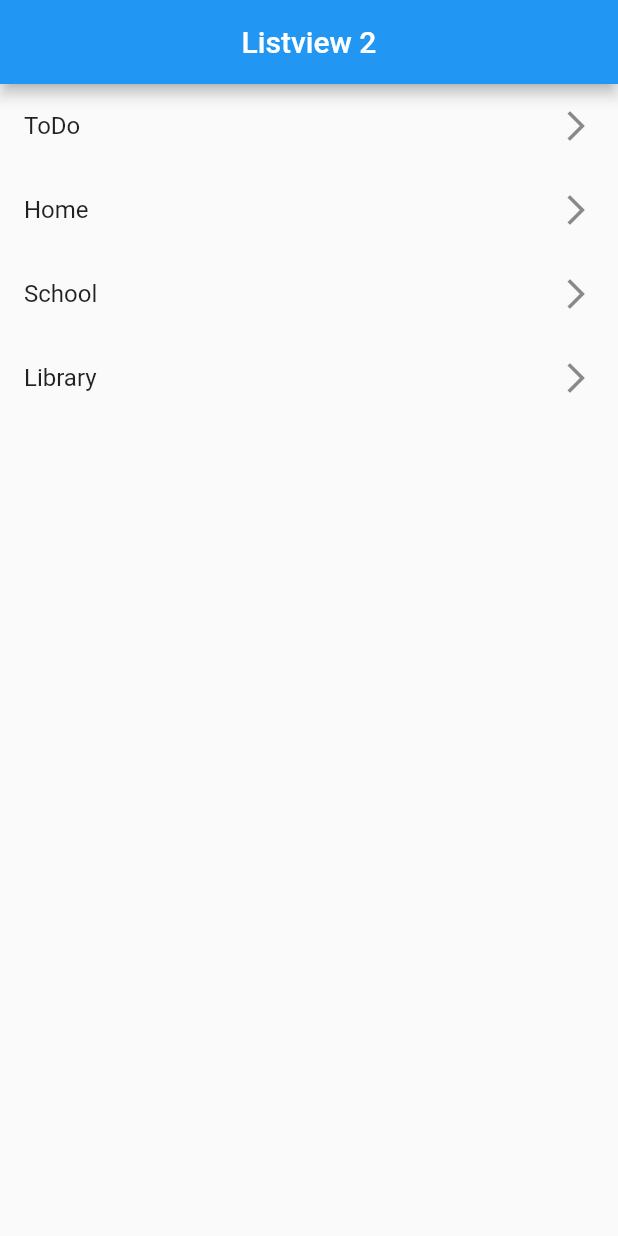
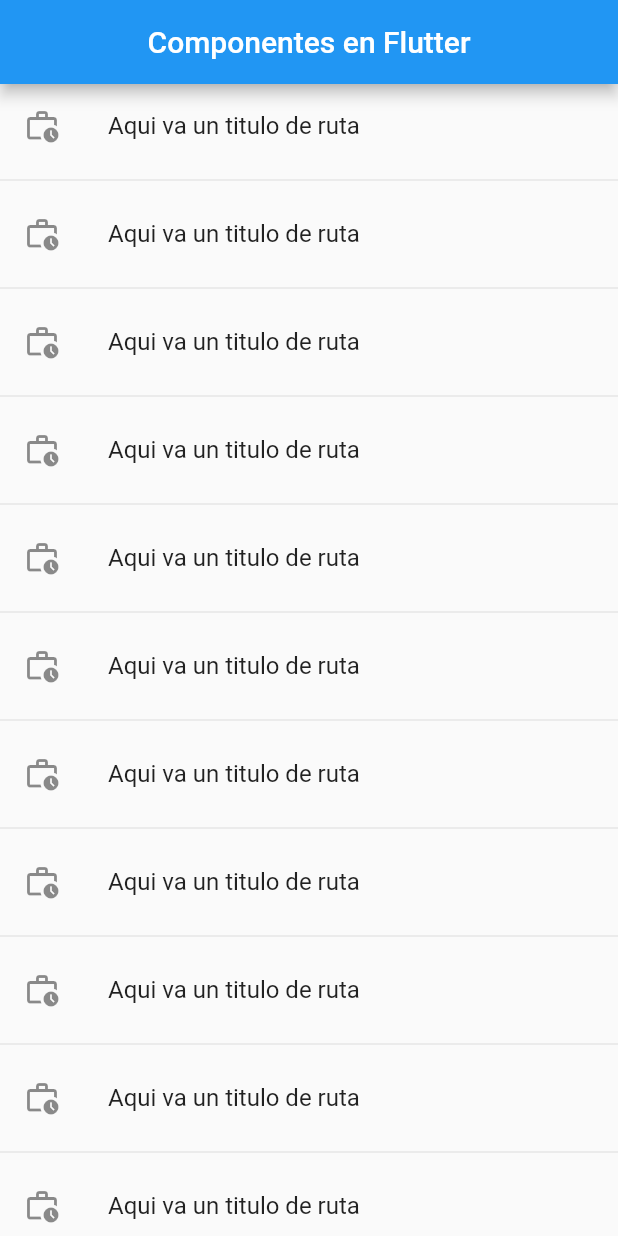
Before and after one commit to gomezaf/fl_components, a Flutter app: the screen it shows after launch, on a phone screen of 412 x 824 dp. Run offline on Flutter 3.47's test engine with Material 2 defaults, Android fonts, the phone set to English and light mode, and no system bars.

Commit message:
learn about navigacion

```diff
--- a/lib/main.dart
+++ b/lib/main.dart
@@ -1,7 +1,6 @@
 import 'package:flutter/material.dart';
 
-// import 'package:fl_components/screens/listview1_screen.dart';
-import 'package:fl_components/screens/listview2_screen.dart';
+import 'package:fl_components/screens/screens.dart';
 
 void main() => runApp(const MyApp());
 
@@ -10,10 +9,17 @@ class MyApp extends StatelessWidget {
 
   @override
   Widget build(BuildContext context) {
-    return const MaterialApp(
+    return MaterialApp(
       debugShowCheckedModeBanner: false,
       title: 'Material App',
-      home: Listview2Screen(),
+      initialRoute: 'home',
+      routes: {
+        'home': (BuildContext context) => const HomeScreen(),
+        'listview1': (BuildContext context) => const Listview1Screen(),
+        'listview2': (BuildContext context) => const Listview2Screen(),
+        'alert': (BuildContext context) => const AlertScreen(),
+        'card': (BuildContext context) => const CardScreen(),
+      },
     );
   }
 }
--- /dev/null
+++ b/lib/screens/home_screen.dart
@@ -0,0 +1,32 @@
+import 'package:flutter/material.dart';
+// ignore: unused_import
+import 'package:fl_components/screens/screens.dart';
+
+class HomeScreen extends StatelessWidget {
+  const HomeScreen({Key? key}) : super(key: key);
+
+  @override
+  Widget build(BuildContext context) {
+    return Scaffold(
+      appBar:
+          AppBar(title: const Center(child: Text('Componentes en Flutter'))),
+      body: ListView.separated(
+        itemBuilder: (context, index) => ListTile(
+          leading: const Icon(Icons.work_history_outlined),
+          title: const Text('Aqui va un titulo de ruta'),
+          onTap: () {
+            // Esta es una forma de navegar, aqui puedo controlar animacion de transicion y etc.
+            // final route = MaterialPageRoute(
+            //     builder: (context) => const Listview2Screen());
+            // Navigator.push(context, route);
+
+            // esta es otra forma mas facil, pero que me restrinje mas
+            Navigator.pushNamed(context, 'listview2');
+          },
+        ),
+        separatorBuilder: (_, __) => const Divider(),
+        itemCount: 30,
+      ),
+    );
+  }
+}
--- a/lib/screens/listview2_screen.dart
+++ b/lib/screens/listview2_screen.dart
@@ -2,26 +2,29 @@ import 'package:flutter/material.dart';
 
 class Listview2Screen extends StatelessWidget {
   const Listview2Screen({Key? key}) : super(key: key);
-  final titles = const ['ToDo', 'Home', 'School', 'Library'];
+  final titles = const ['ToDo', 'Home', 'School', 'Library', 'Hospital'];
 
   @override
   Widget build(BuildContext context) {
     return Scaffold(
-      appBar: AppBar(
-        title: const Center(child: Text('Listview 2')),
-      ),
-      body: ListView(
-        children: [
-          ...titles
-              .map(
-                (e) => ListTile(
-                  title: Text(e),
-                  trailing: const Icon(Icons.arrow_forward_ios_outlined),
+        appBar: AppBar(
+          elevation: 0,
+          backgroundColor: Colors.indigo,
+          title: const Center(child: Text('Listview 2')),
+        ),
+        body: ListView.separated(
+            itemBuilder: (context, index) => ListTile(
+                  title: Text(titles[index]),
+                  trailing: const Icon(
+                    Icons.arrow_forward_ios_outlined,
+                    color: Colors.indigo,
+                  ),
+                  onTap: () {
+                    final title = titles[index];
+                    print(title);
+                  },
                 ),
-              )
-              .toList(),
-        ],
-      ),
-    );
+            separatorBuilder: (context, index) => const Divider(),
+            itemCount: titles.length));
   }
 }
--- /dev/null
+++ b/lib/screens/screens.dart
@@ -0,0 +1,5 @@
+export 'package:fl_components/screens/alert_screen.dart';
+export 'package:fl_components/screens/card_screen.dart';
+export 'package:fl_components/screens/home_screen.dart';
+export 'package:fl_components/screens/listview1_screen.dart';
+export 'package:fl_components/screens/listview2_screen.dart';
```
Also changed, not shown: lib/screens/alert_screen.dart (added, +14 -0 lines), lib/screens/card_screen.dart (added, +14 -0 lines).
